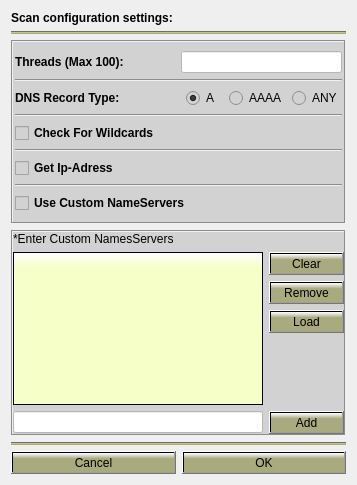
Above: Gui/src/BruteTab/BruteConfigDialog.ui from 3nock/OTE before the change. Below: the same form after it.
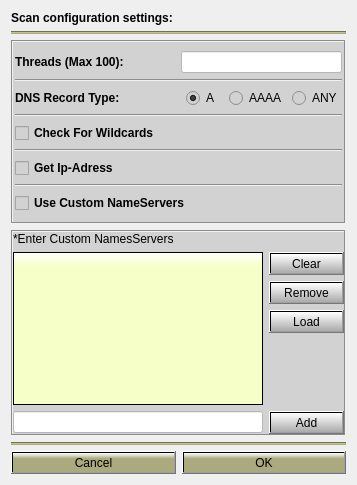
That is the form after the change.

Diff of the .ui file:
```diff
--- a/Gui/src/BruteTab/BruteConfigDialog.ui
+++ b/Gui/src/BruteTab/BruteConfigDialog.ui
@@ -408,7 +408,7 @@
                </size>
               </property>
               <property name="styleSheet">
-               <string notr="true">background-color: qlineargradient(x1: 0, y1: 0, x2: 0, y2: 1, stop: 0 white, stop: 0.3 rgb(170, 170, 127));</string>
+               <string notr="true">background-color: qlineargradient(x1: 0, y1: 0, x2: 0, y2: 1.5, stop: 0 white, stop: 1 grey);</string>
               </property>
               <property name="text">
                <string>Clear</string>
@@ -430,7 +430,7 @@
                </size>
               </property>
               <property name="styleSheet">
-               <string notr="true">background-color: qlineargradient(x1: 0, y1: 0, x2: 0, y2: 1, stop: 0 white, stop: 0.3 rgb(170, 170, 127));</string>
+               <string notr="true">background-color: qlineargradient(x1: 0, y1: 0, x2: 0, y2: 1.5, stop: 0 white, stop: 1 grey);</string>
               </property>
               <property name="text">
                <string>Remove</string>
@@ -452,7 +452,7 @@
                </size>
               </property>
               <property name="styleSheet">
-               <string notr="true">background-color: qlineargradient(x1: 0, y1: 0, x2: 0, y2: 1, stop: 0 white, stop: 0.3 rgb(170, 170, 127));</string>
+               <string notr="true">background-color: qlineargradient(x1: 0, y1: 0, x2: 0, y2: 1.5, stop: 0 white, stop: 1 grey);</string>
               </property>
               <property name="text">
                <string>Load</string>
@@ -506,7 +506,7 @@
              </size>
             </property>
             <property name="styleSheet">
-             <string notr="true">background-color: qlineargradient(x1: 0, y1: 0, x2: 0, y2: 1, stop: 0 white, stop: 0.3 rgb(170, 170, 127));</string>
+             <string notr="true">background-color: qlineargradient(x1: 0, y1: 0, x2: 0, y2: 1.5, stop: 0 white, stop: 1 grey);</string>
             </property>
             <property name="text">
              <string>Add</string>
```
